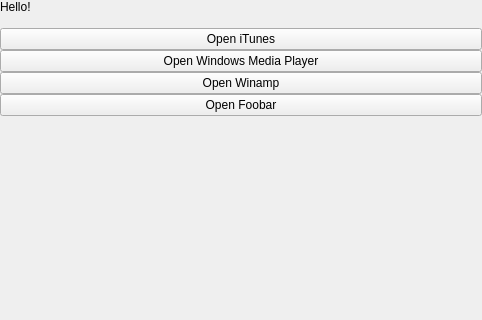
The window that app/client/Widgets/NothingPlayingWidget.ui (lastfm/lastfm-desktop) describes before a commit, drawn with Qt 5; both pictures show x 0 to 482 and y 0 to 320 of the 482 by 688 pixel window.
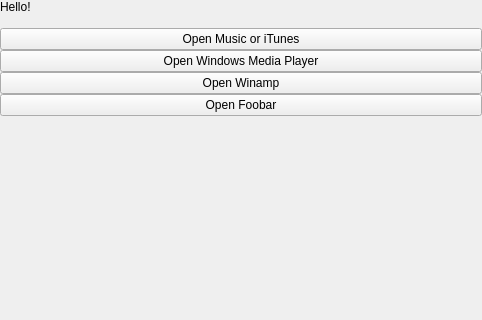
The same window after the commit.

Commit message: Detect user's music player for "nothing playing" state.

Diff of the .ui file:
```diff
--- a/app/client/Widgets/NothingPlayingWidget.ui
+++ b/app/client/Widgets/NothingPlayingWidget.ui
@@ -68,7 +68,7 @@
       <item>
        <widget class="QPushButton" name="itunes">
         <property name="text">
-         <string>Open iTunes</string>
+         <string>Open Music or iTunes</string>
         </property>
        </widget>
       </item>
```
The commit also changes 3 other files.
